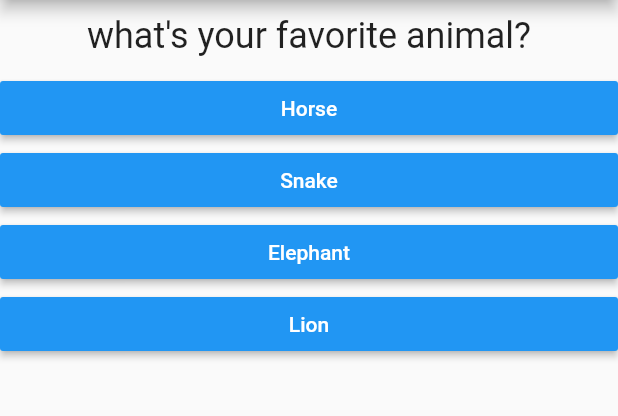
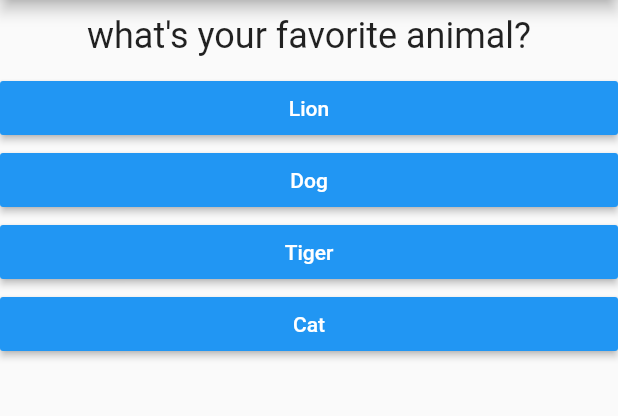
Before and after one commit to DEV-MK-KIM/m_apps, a Flutter app: the screen it shows after launch, after a tap on "Black", on a phone screen of 412 x 824 dp, the part 84-500 px from its top. Run offline on Flutter 3.47's test engine with Material 2 defaults, Android fonts, the phone set to English and light mode, and no system bars.

Commit message:
complete the simple quiz app

```diff
--- a/lib/main.dart
+++ b/lib/main.dart
@@ -1,7 +1,7 @@
 import 'package:flutter/material.dart';
 
-import './question.dart';
-import './answer.dart';
+import './quiz.dart';
+import './result.dart';
 
 void main() => runApp(MyApp());
 
@@ -13,43 +13,72 @@ class MyApp extends StatefulWidget {
 }
 
 class _MyAppState extends State<MyApp> {
+  final _questions = const [
+    {
+      "questionText": "what's your favorite color?",
+      "answers": [
+        {"text": "Black", "score": 10},
+        {"text": "Red", "score": 7},
+        {"text": "Green", "score": 5},
+        {"text": "White", "score": 3},
+      ]
+    },
+    {
+      "questionText": "what's your favorite animal?",
+      "answers": [
+        {"text": "Lion", "score": 1},
+        {"text": "Dog", "score": 3},
+        {"text": "Tiger", "score": 5},
+        {"text": "Cat", "score": 9},
+      ]
+    },
+    {
+      "questionText": "who's your favorite instructor?",
+      "answers": [
+        {"text": "MK", "score": 10},
+        {"text": "Kim", "score": 8},
+        {"text": "Minkyo", "score": 3},
+        {"text": "Udemy", "score": 1},
+      ]
+    }
+  ];
+
   var _questionIndex = 0;
+  var _totalScore = 0;
 
-  void _answerQuestion() {
+  void _resetQuiz() {
+    setState(() {
+      _questionIndex = 0;
+      _totalScore = 0;
+    });
+  }
+
+  void _answerQuestion(int score) {
+    _totalScore += score;
     setState(() {
       _questionIndex = _questionIndex + 1;
     });
     print(_questionIndex);
+    if (_questionIndex < _questions.length) {
+      print("we have more _questions");
+    } else {
+      print("no more question");
+    }
   }
 
   @override
   Widget build(BuildContext context) {
-    const questions = [
-      {
-        "questionText": "what's your favorite color?",
-        "answers": ["Black", "Red", "Green", "White"]
-      },
-      {
-        "questionText": "what's your favorite animal?",
-        "answers": ["Horse", "Snake", "Elephant", "Lion"]
-      },
-      {
-        "questionText": "who's your favorite instructor?",
-        "answers": ["MK", "MK Kim", "Kim", "Minkyo"]
-      }
-    ];
-
     return MaterialApp(
       home: Scaffold(
         appBar: AppBar(
           title: Text("My First App"),
         ),
-        body: Column(children: [
-          Question(questions[_questionIndex]["questionText"]),
-          ...(questions[_questionIndex]["answers"] as List<String>)
-              .map((answer) => Answer(_answerQuestion, answer))
-              .toList()
-        ]),
+        body: _questionIndex < _questions.length
+            ? Quiz(
+                answerQuestion: _answerQuestion,
+                questionIndex: _questionIndex,
+                questions: _questions)
+            : Result(_totalScore, _resetQuiz),
       ),
     );
   }
--- /dev/null
+++ b/lib/quiz.dart
@@ -0,0 +1,26 @@
+import 'package:flutter/material.dart';
+
+import './question.dart';
+import './answer.dart';
+
+class Quiz extends StatelessWidget {
+  final List<Map<String, Object>> questions;
+  final Function answerQuestion;
+  final int questionIndex;
+
+  Quiz(
+      {@required this.questions,
+      @required this.answerQuestion,
+      @required this.questionIndex});
+
+  @override
+  Widget build(BuildContext context) {
+    return Column(children: [
+      Question(questions[questionIndex]["questionText"]),
+      ...(questions[questionIndex]["answers"] as List<Map<String, Object>>)
+          .map((answer) =>
+              Answer(() => answerQuestion(answer["score"]), answer["text"]))
+          .toList()
+    ]);
+  }
+}
```
Also changed, not shown: lib/result.dart (added, +40 -0 lines).
